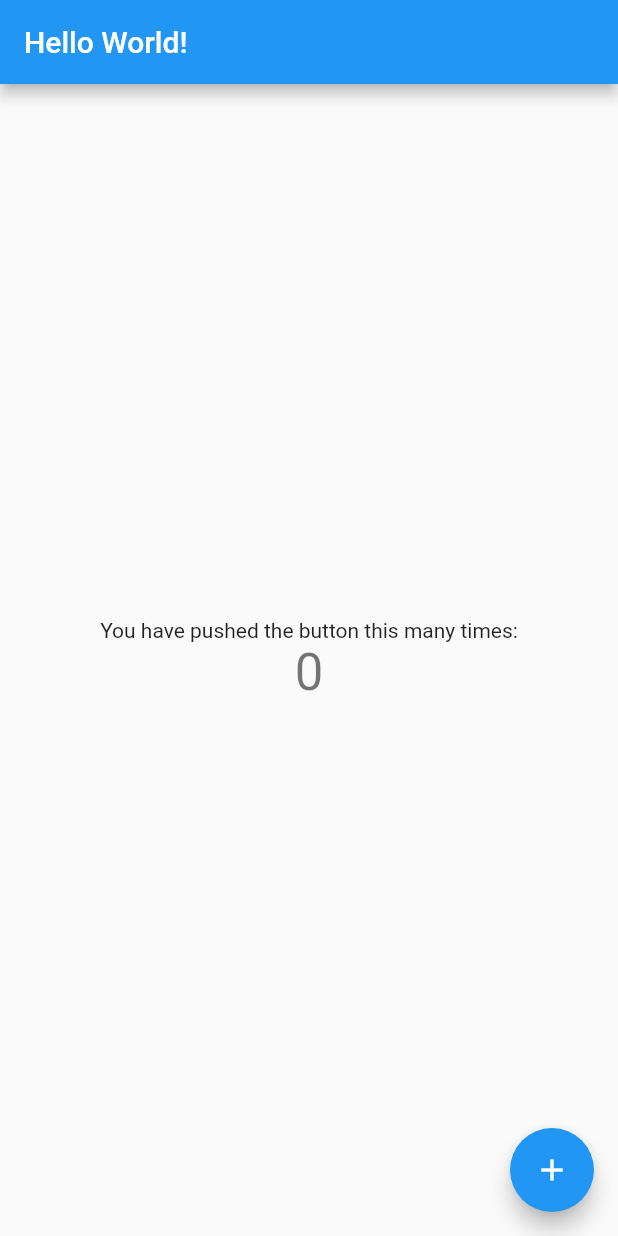
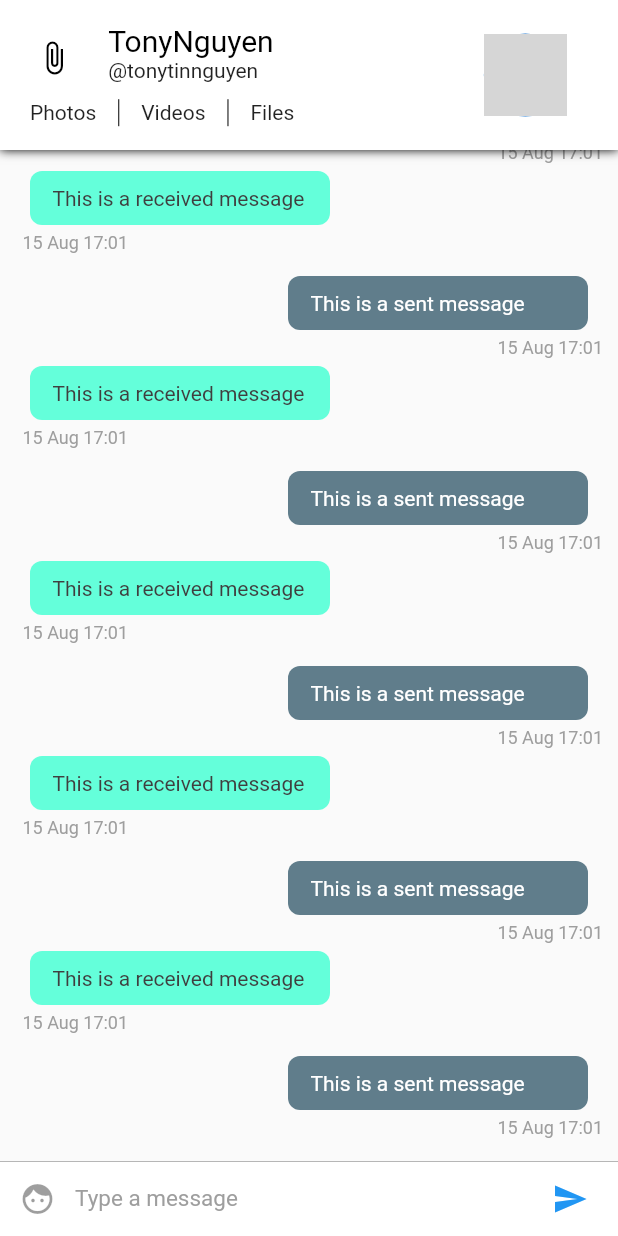
Before and after one commit to nguyenquangtin/messio, a Flutter app: the screen it shows after launch, on a phone screen of 412 x 824 dp. Run offline on Flutter 3.47's test engine with Material 2 defaults, Android fonts, the phone set to English and light mode, and no system bars; grey boxes are pictures that could not be loaded.

Commit message:
Add the chat screen

```diff
--- /dev/null
+++ b/lib/config/Assets.dart
@@ -0,0 +1,3 @@
+class Assets {
+  static String user = 'assets/user.png';
+}
--- /dev/null
+++ b/lib/config/Palette.dart
@@ -0,0 +1,15 @@
+import 'package:flutter/material.dart';
+
+// Color palette for the app
+class Palette {
+  static Color primaryColor = Colors.blue;
+  static Color secondaryColor = Colors.black;
+  static Color primaryTextColor = Colors.black;
+  static Color secondaryTextColor = Colors.black87;
+  static Color primaryBackgroundColor = Colors.white;
+  static Color selfMessageBackgroundColor = Colors.blueGrey;
+  static Color otherMessageBackgroundColor = Colors.tealAccent;
+  static Color selfMessageColor = Colors.white;
+  static Color otherMessageColor = Color(0xff3f3f3f);
+  static Color greyColor = Colors.grey;
+}
--- a/lib/main.dart
+++ b/lib/main.dart
@@ -1,8 +1,9 @@
 import 'package:flutter/material.dart';
+import 'pages/ConversationPageList.dart';
 
-void main() => runApp(MyApp());
+void main() => runApp(Messio());
 
-class MyApp extends StatelessWidget {
+class Messio extends StatelessWidget {
   // This widget is the root of your application.
   @override
   Widget build(BuildContext context) {
@@ -20,7 +21,7 @@ class MyApp extends StatelessWidget {
         // is not restarted.
         primarySwatch: Colors.blue,
       ),
-      home: MyHomePage(title: 'Hello World!'),
+      home: ConversationPageList(),
     );
   }
 }
--- /dev/null
+++ b/lib/pages/ConversationPage.dart
@@ -0,0 +1,23 @@
+import 'package:flutter/material.dart';
+import 'package:messio/widgets/ChatAppBar.dart';
+import 'package:messio/widgets/ChatListWidget.dart';
+import 'package:messio/widgets/InputWidget.dart';
+
+class ConversationPage extends StatefulWidget {
+  @override
+  _ConversationPageState createState() => _ConversationPageState();
+}
+
+class _ConversationPageState extends State<ConversationPage> {
+  @override
+  Widget build(BuildContext context) {
+    return SafeArea(
+        child: Scaffold(
+            appBar: ChatAppBar(), // Custom app bar for chat screen
+            body: Stack(children: <Widget>[
+              Column(
+                children: <Widget>[ChatListWidget(), InputWidget()],
+              ),
+            ])));
+  }
+}
--- /dev/null
+++ b/lib/pages/ConversationPageList.dart
@@ -0,0 +1,20 @@
+import 'package:flutter/material.dart';
+import 'ConversationPage.dart';
+
+class ConversationPageList extends StatefulWidget {
+  @override
+  _ConversationPageListState createState() => _ConversationPageListState();
+}
+
+class _ConversationPageListState extends State<ConversationPageList> {
+  @override
+  Widget build(BuildContext context) {
+    return PageView(
+      children: <Widget>[
+        ConversationPage(),
+        ConversationPage(),
+        ConversationPage()
+      ],
+    );
+  }
+}
--- /dev/null
+++ b/lib/widgets/ChatAppBar.dart
@@ -0,0 +1,111 @@
+import 'package:flutter/material.dart';
+import 'package:messio/config/Assets.dart';
+import 'package:messio/config/Palette.dart';
+
+class ChatAppBar extends StatelessWidget implements PreferredSizeWidget {
+  final double height = 100;
+  @override
+  Widget build(BuildContext context) {
+    var textHeading = TextStyle(
+        color: Palette.primaryTextColor,
+        fontSize: 20); // Text style for the name
+    var textStyle = TextStyle(
+        color: Palette.secondaryTextColor); // Text style for everything else
+
+    double width =
+        MediaQuery.of(context).size.width; // calculate the screen width
+    return Material(
+        child: Container(
+            decoration: new BoxDecoration(boxShadow: [
+              //adds a shadow to the appbar
+              new BoxShadow(
+                color: Colors.black,
+                blurRadius: 5.0,
+              )
+            ]),
+            child: Container(
+                color: Palette.primaryBackgroundColor,
+                child: Row(children: <Widget>[
+                  Expanded(
+                      //we're dividing the appbar into 7 : 3 ratio. 7 is for content and 3 is for the display picture.
+                      flex: 7,
+                      child: Center(
+                          child: Column(
+                        mainAxisSize: MainAxisSize.min,
+                        children: <Widget>[
+                          Container(
+                              height: 70 - (width * .06),
+                              child: Row(
+                                crossAxisAlignment: CrossAxisAlignment.start,
+                                children: <Widget>[
+                                  Expanded(
+                                      flex: 2,
+                                      child: Center(
+                                          child: Icon(
+                                        Icons.attach_file,
+                                        color: Palette.secondaryColor,
+                                      ))),
+                                  Expanded(
+                                      flex: 6,
+                                      child: Container(
+                                          child: Column(
+                                        crossAxisAlignment:
+                                            CrossAxisAlignment.start,
+                                        mainAxisAlignment:
+                                            MainAxisAlignment.center,
+                                        mainAxisSize: MainAxisSize.min,
+                                        children: <Widget>[
+                                          Text('TonyNguyen',
+                                              style: textHeading),
+                                          Text('@tonytinnguyen',
+                                              style: textStyle)
+                                        ],
+                                      ))),
+                                ],
+                              )),
+                          //second row containing the buttons for media
+                          Container(
+                              height: 23,
+                              padding: EdgeInsets.fromLTRB(20, 5, 5, 0),
+                              child: Row(
+                                mainAxisAlignment: MainAxisAlignment.start,
+                                crossAxisAlignment: CrossAxisAlignment.center,
+                                children: <Widget>[
+                                  Text(
+                                    'Photos',
+                                    style: textStyle,
+                                  ),
+                                  VerticalDivider(
+                                    width: 30,
+                                    color: Palette.primaryTextColor,
+                                  ),
+                                  Text(
+                                    'Videos',
+                                    style: textStyle,
+                                  ),
+                                  VerticalDivider(
+                                    width: 30,
+                                    color: Palette.primaryTextColor,
+                                  ),
+                                  Text('Files', style: textStyle)
+                                ],
+                              )),
+                        ],
+                      ))),
+                  //This is the display picture
+                  Expanded(
+                      flex: 3,
+                      child: Container(
+                          child: Center(
+                              child: CircleAvatar(
+                        radius: (80 - (width * .06)) / 2,
+                        backgroundImage: Image.asset(
+                          Assets.user,
+                        ).image,
+                      )))),
+                ]))));
+  }
+
+  @override
+  Size get preferredSize => Size.fromHeight(height);
+}
--- /dev/null
+++ b/lib/widgets/ChatItemWidget.dart
@@ -0,0 +1,88 @@
+import 'package:flutter/material.dart';
+import 'package:messio/config/Palette.dart';
+import 'package:intl/intl.dart';
+
+class ChatItemWidget extends StatelessWidget {
+  var index;
+
+  ChatItemWidget(this.index);
+
+  @override
+  Widget build(BuildContext context) {
+    // TODO: implement build
+    if (index % 2 == 0) {
+      //This is the sent message. We'll later use data from firebase instead of index to determine the message is sent or received.
+      return Container(
+          child: Column(children: <Widget>[
+        Row(
+          children: <Widget>[
+            Container(
+              child: Text(
+                'This is a sent message',
+                style: TextStyle(color: Palette.selfMessageColor),
+              ),
+              padding: EdgeInsets.fromLTRB(15.0, 10.0, 15.0, 10.0),
+              width: 200.0,
+              decoration: BoxDecoration(
+                  color: Palette.selfMessageBackgroundColor,
+                  borderRadius: BorderRadius.circular(8.0)),
+              margin: EdgeInsets.only(right: 10.0),
+            )
+          ],
+          mainAxisAlignment:
+              MainAxisAlignment.end, // aligns the chatitem to right end
+        ),
+        Row(mainAxisAlignment: MainAxisAlignment.end, children: <Widget>[
+          Container(
+            child: Text(
+              DateFormat('dd MMM kk:mm')
+                  .format(DateTime.fromMillisecondsSinceEpoch(1565888474278)),
+              style: TextStyle(
+                  color: Palette.greyColor,
+                  fontSize: 12.0,
+                  fontStyle: FontStyle.normal),
+            ),
+            margin: EdgeInsets.only(left: 5.0, top: 5.0, bottom: 5.0),
+          )
+        ])
+      ]));
+    } else {
+      // This is a received message
+      return Container(
+        child: Column(
+          children: <Widget>[
+            Row(
+              children: <Widget>[
+                Container(
+                  child: Text(
+                    'This is a received message',
+                    style: TextStyle(color: Palette.otherMessageColor),
+                  ),
+                  padding: EdgeInsets.fromLTRB(15.0, 10.0, 15.0, 10.0),
+                  width: 200.0,
+                  decoration: BoxDecoration(
+                      color: Palette.otherMessageBackgroundColor,
+                      borderRadius: BorderRadius.circular(8.0)),
+                  margin: EdgeInsets.only(left: 10.0),
+                )
+              ],
+            ),
+            Container(
+              child: Text(
+                DateFormat('dd MMM kk:mm')
+                    .format(DateTime.fromMillisecondsSinceEpoch(1565888474278)),
+                style: TextStyle(
+                    color: Palette.greyColor,
+                    fontSize: 12.0,
+                    fontStyle: FontStyle.normal),
+              ),
+              margin: EdgeInsets.only(left: 5.0, top: 5.0, bottom: 5.0),
+            )
+          ],
+          crossAxisAlignment: CrossAxisAlignment.start,
+        ),
+        margin: EdgeInsets.only(bottom: 10.0),
+      );
+    }
+  }
+}
--- /dev/null
+++ b/lib/widgets/ChatListWidget.dart
@@ -0,0 +1,19 @@
+import 'package:flutter/material.dart';
+
+import 'ChatItemWidget.dart';
+
+class ChatListWidget extends StatelessWidget {
+  final ScrollController listScrollController = new ScrollController();
+  @override
+  Widget build(BuildContext context) {
+    // TODO: implement build
+    return Flexible(
+        child: ListView.builder(
+      padding: EdgeInsets.all(10.0),
+      itemBuilder: (context, index) => ChatItemWidget(index),
+      itemCount: 20,
+      reverse: true,
+      controller: listScrollController,
+    ));
+  }
+}
--- /dev/null
+++ b/lib/widgets/InputWidget.dart
@@ -0,0 +1,61 @@
+import 'package:flutter/material.dart';
+import 'package:messio/config/Palette.dart';
+
+class InputWidget extends StatelessWidget {
+  final TextEditingController textEditingController =
+      new TextEditingController();
+
+  @override
+  Widget build(BuildContext context) {
+    return Container(
+      child: Row(
+        children: <Widget>[
+          Material(
+            child: new Container(
+              margin: new EdgeInsets.symmetric(horizontal: 1.0),
+              child: new IconButton(
+                icon: new Icon(Icons.face),
+                color: Palette.primaryColor,
+              ),
+            ),
+            color: Colors.white,
+          ),
+
+          // Text input
+          Flexible(
+            child: Container(
+              child: TextField(
+                style:
+                    TextStyle(color: Palette.primaryTextColor, fontSize: 15.0),
+                controller: textEditingController,
+                decoration: InputDecoration.collapsed(
+                  hintText: 'Type a message',
+                  hintStyle: TextStyle(color: Palette.greyColor),
+                ),
+              ),
+            ),
+          ),
+
+          // Send Message Button
+          Material(
+            child: new Container(
+              margin: new EdgeInsets.symmetric(horizontal: 8.0),
+              child: new IconButton(
+                icon: new Icon(Icons.send),
+                onPressed: () => {},
+                color: Palette.primaryColor,
+              ),
+            ),
+            color: Colors.white,
+          ),
+        ],
+      ),
+      width: double.infinity,
+      height: 50.0,
+      decoration: new BoxDecoration(
+          border: new Border(
+              top: new BorderSide(color: Palette.greyColor, width: 0.5)),
+          color: Colors.white),
+    );
+  }
+}
```
Also changed, not shown: pubspec.yaml (+3 -6 lines), pubspec.lock, 1 other file.
